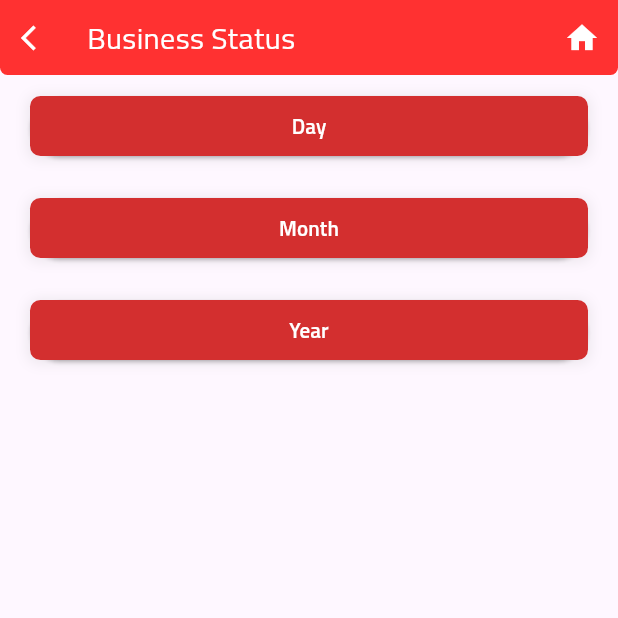
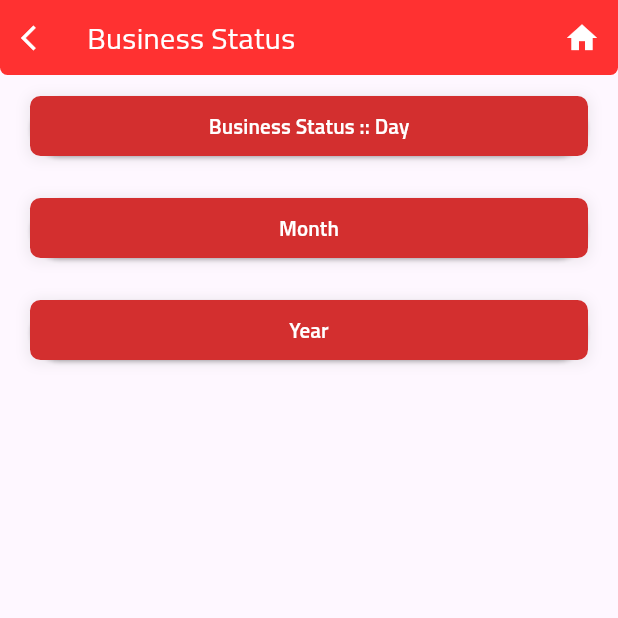
Before and after one commit to rafiqul2235/ssg-smart-flutter-project, a Flutter app: the ManagementDMenu screen opened directly, on a phone screen of 412 x 824 dp, the top half of it. Run offline on Flutter 3.47's test engine with Material 3 defaults, Android fonts, the light colour scheme and no system bars; our stand-ins replace badges, carousel_slider, connectivity, country_code_picker, device_info_plus, dio and 23 more; missing offline and left inert: android_path_provider, dart:ffi, flutter_downloader, flutter_keyboard_visibility_web, google_maps_webservice, image_picker_for_web and 1 more; accounts and stored records are empty; statements that could not run were skipped.

Commit message:
work for management dashboard

```diff
--- a/lib/view/screen/managementdashboard/managemrnt_d_menu.dart
+++ b/lib/view/screen/managementdashboard/managemrnt_d_menu.dart
@@ -77,7 +77,7 @@ class _ManagementDMenuState extends State<ManagementDMenu> {
               child:
               !Provider.of<UserProvider>(context).isLoading
                   ? CustomButton(onTap: () {_onClickSubmit(context,"Daily");},
-                  buttonText: 'Day')
+                  buttonText: 'Business Status :: Day')
                   : Center(
                   child: CircularProgressIndicator(
                       valueColor: AlwaysStoppedAnimation<Color>(
```
